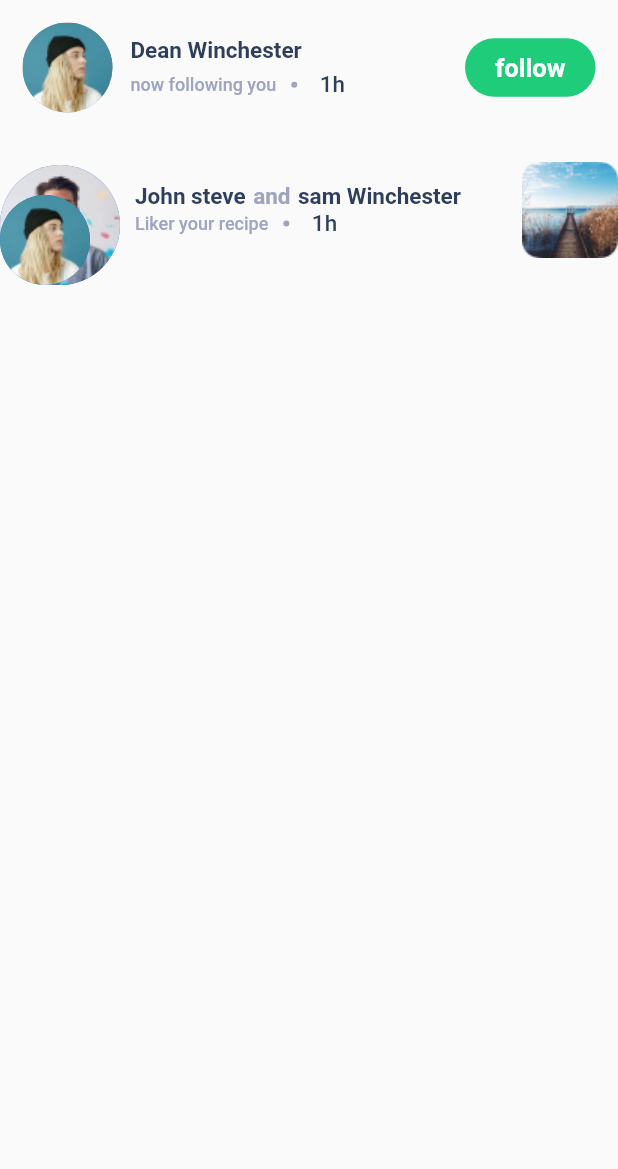
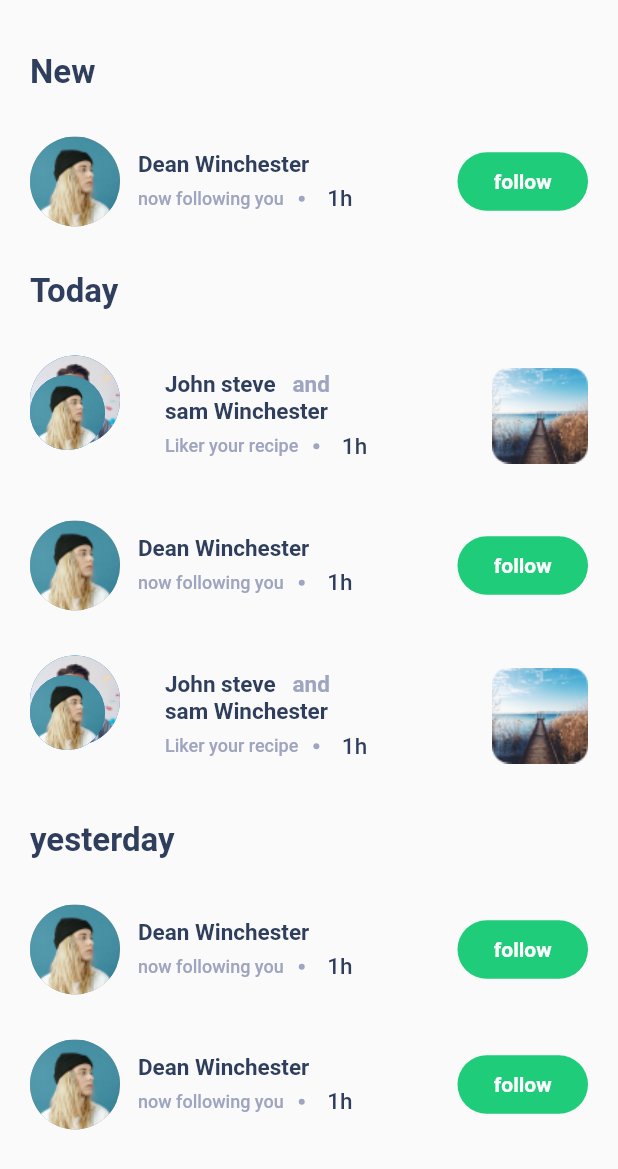
Before and after one commit to EEHAB963/chifio, a Flutter app: the NotifictionTap screen opened directly, on a phone screen of 412 x 824 dp. Shown: the top 1169 px of the screen. Run offline on Flutter 3.47's test engine with Material 2 defaults, Android fonts, the phone set to English and light mode, and no system bars; our stand-ins replace iconly, pin_code_fields.

Commit message:
notification

```diff
--- a/lib/Widget/primary_button.dart
+++ b/lib/Widget/primary_button.dart
@@ -9,6 +9,7 @@ class PrimaryButton extends StatelessWidget {
     required this.onTap,
     this.width = 156,
     this.hight = 56,
+    this.fontSize = 17,
   }) : super(key: key);
   String text;
   Color buttonColor;
@@ -16,6 +17,7 @@ class PrimaryButton extends StatelessWidget {
   VoidCallback onTap;
   double width;
   double hight;
+  double fontSize;
 
   @override
   Widget build(BuildContext context) {
@@ -28,7 +30,9 @@ class PrimaryButton extends StatelessWidget {
         child: Text(
           text,
           style: TextStyle(
-              color: colorText, fontSize: 17, fontWeight: FontWeight.w700),
+              color: colorText,
+              fontSize: fontSize,
+              fontWeight: FontWeight.w700),
         ),
         decoration: BoxDecoration(
             color: buttonColor,
--- a/lib/main.dart
+++ b/lib/main.dart
@@ -1,4 +1,5 @@
 import 'package:chefio/provider/home_provider.dart';
+import 'package:chefio/screen/taps/upload_tap.dart';
 
 import 'package:flutter/material.dart';
 import 'package:flutter/services.dart';
@@ -56,7 +57,7 @@ class MyApp extends StatelessWidget {
                   color: textColor2)),
           primarySwatch: Colors.blue,
         ),
-        home: StartScreen(),
+        home: NotifictionTap(),
       ),
     );
   }
--- a/lib/screen/taps/notification_tap.dart
+++ b/lib/screen/taps/notification_tap.dart
@@ -10,34 +10,68 @@ class NotifictionTap extends StatelessWidget {
   Widget build(BuildContext context) {
     return SafeArea(
       child: Scaffold(
-          body: Column(
+          body: Padding(
+        padding: const EdgeInsets.all(20.0),
+        child: SingleChildScrollView(
+          child: Column(
+            crossAxisAlignment: CrossAxisAlignment.start,
             children: [
+              Padding(
+                padding: const EdgeInsets.symmetric(vertical: 15.0),
+                child: Text(
+                  "New",
+                  style: Theme.of(context).textTheme.headline1,
+                ),
+              ),
+              followNotification(),
+              Padding(
+                padding: const EdgeInsets.symmetric(vertical: 15.0),
+                child: Text(
+                  "Today",
+                  style: Theme.of(context).textTheme.headline1,
+                ),
+              ),
+              likedNotification(),
               followNotification(),
               likedNotification(),
-          // aa(),
+              Padding(
+                padding: const EdgeInsets.symmetric(vertical: 15.0),
+                child: Text(
+                  "yesterday",
+                  style: Theme.of(context).textTheme.headline1,
+                ),
+              ),
+              followNotification(),
+              followNotification()
             ],
+          ),
+        ),
       )),
     );
   }
 
   likedNotification() {
-    return SizedBox(
+    return Padding(
+      padding: const EdgeInsets.symmetric(vertical: 15.0),
       child: Row(
         children: [
           SizedBox(
-            height: 100,
+            height: 80,
             width: 80,
             child: Stack(
-              alignment: Alignment.bottomLeft,
+              clipBehavior: Clip.none,
               children: [
                 CircleAvatar(
-                  radius: 40,
+                  radius: 30,
                   backgroundImage:
                       AssetImage("assets/images/Rectangle 196.png"),
                 ),
-                CircleAvatar(
+                Positioned(
+                  bottom: 17,
+                  child: CircleAvatar(
                     backgroundImage: AssetImage("assets/images/image4.png"),
-                  radius: 30,
+                    radius: 25,
+                  ),
                 )
               ],
             ),
@@ -49,38 +83,27 @@ class NotifictionTap extends StatelessWidget {
             child: Column(
               crossAxisAlignment: CrossAxisAlignment.start,
               children: [
-                Row(
-                  children: [
-                    Text(
-                      "John steve",
+                RichText(
+                  maxLines: 2,
+                  text: TextSpan(
+                      text: "John steve ",
                       style: TextStyle(
                           fontSize: 15,
                           fontWeight: FontWeight.w700,
                           color: headLineColor),
+                      children: [
+                        TextSpan(
+                            text: "  and \n",
+                            style: TextStyle(
+                              color: textColor2,
+                            )),
+                        TextSpan(
+                          text: "sam Winchester ",
+                        ),
+                      ]),
                 ),
                 SizedBox(
-                      width: 5,
-                    ),
-                    Text(
-                      "and",
-                      style: TextStyle(
-                          fontSize: 15,
-                          fontWeight: FontWeight.w700,
-                          color: textColor2),
-                    ),
-                    SizedBox(
-                      width: 5,
-                    ),
-                    Expanded(
-                      child: Text(
-                        "sam Winchester",
-                        style: TextStyle(
-                            fontSize: 15,
-                            fontWeight: FontWeight.w700,
-                            color: headLineColor),
-                      ),
-                    )
-                  ],
+                  height: 5,
                 ),
                 Row(
                   children: [
@@ -107,6 +130,9 @@ class NotifictionTap extends StatelessWidget {
               ],
             ),
           ),
+          SizedBox(
+            width: 10,
+          ),
           Row(
             children: [
               Container(
@@ -127,15 +153,12 @@ class NotifictionTap extends StatelessWidget {
   }
 
   followNotification() {
-    return Column(
+    return Padding(
+      padding: const EdgeInsets.symmetric(vertical: 15.0),
+      child: Column(
         mainAxisSize: MainAxisSize.min,
         children: [
-        Container(
-          margin: EdgeInsets.symmetric(vertical: 15),
-          padding: EdgeInsets.symmetric(
-            horizontal: 15,
-          ),
-          child: Row(
+          Row(
             mainAxisAlignment: MainAxisAlignment.spaceBetween,
             children: [
               Row(
@@ -191,6 +214,7 @@ class NotifictionTap extends StatelessWidget {
               Row(
                 children: [
                   PrimaryButton(
+                    fontSize: 14,
                     text: "follow",
                     buttonColor: buttonColor,
                     colorText: Colors.white,
@@ -202,15 +226,8 @@ class NotifictionTap extends StatelessWidget {
               )
             ],
           ),
+        ],
       ),
-      ],
-    );
-  }
-
-  aa() {
-    SizedBox(
-      height: 300,
-      child: Row(children: [Stack(), Column(), Container()]),
     );
   }
 }
```
Lines whose indentation alone changed are shown as unchanged.
